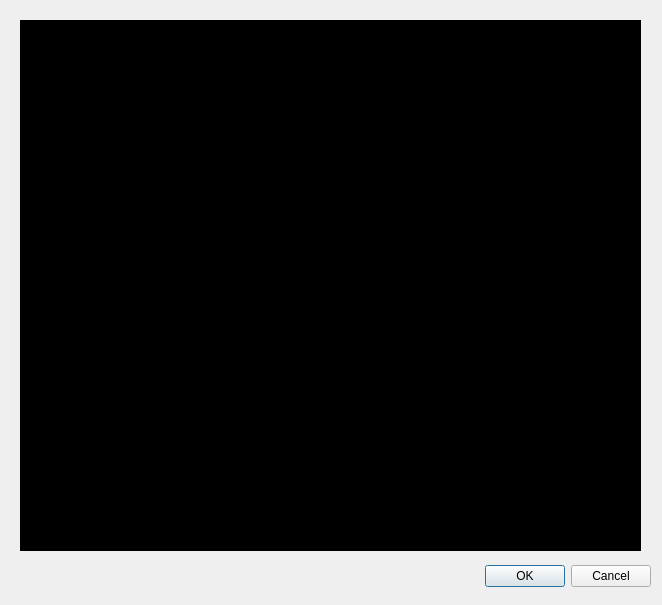
First picture: the form in ballotformwidget.ui, repository BlockchainVotingOrganisation/bvs_gui, before the edit.
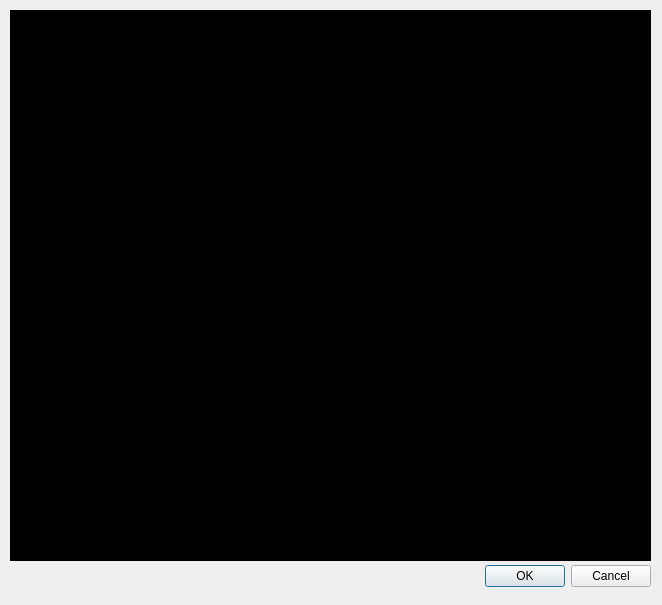
Second picture: the form after the edit.

```diff
--- a/ballotformwidget.ui
+++ b/ballotformwidget.ui
@@ -10,6 +10,12 @@
     <height>605</height>
    </rect>
   </property>
+  <property name="sizePolicy">
+   <sizepolicy hsizetype="Maximum" vsizetype="Maximum">
+    <horstretch>0</horstretch>
+    <verstretch>0</verstretch>
+   </sizepolicy>
+  </property>
   <property name="windowTitle">
    <string>No Ballot!</string>
   </property>
@@ -29,18 +35,24 @@
     <set>QDialogButtonBox::Cancel|QDialogButtonBox::Ok</set>
    </property>
   </widget>
-  <widget class="QPlainTextEdit" name="plainTextEdit">
+  <widget class="QListWidget" name="listWidget">
    <property name="geometry">
     <rect>
-     <x>20</x>
-     <y>20</y>
-     <width>621</width>
-     <height>531</height>
+     <x>10</x>
+     <y>10</y>
+     <width>641</width>
+     <height>551</height>
     </rect>
    </property>
+   <property name="sizePolicy">
+    <sizepolicy hsizetype="Maximum" vsizetype="Maximum">
+     <horstretch>0</horstretch>
+     <verstretch>0</verstretch>
+    </sizepolicy>
+   </property>
    <property name="styleSheet">
-    <string notr="true">background:black;
-color:white;</string>
+    <string notr="true">color:white;
+background:black;</string>
    </property>
   </widget>
  </widget>
```
